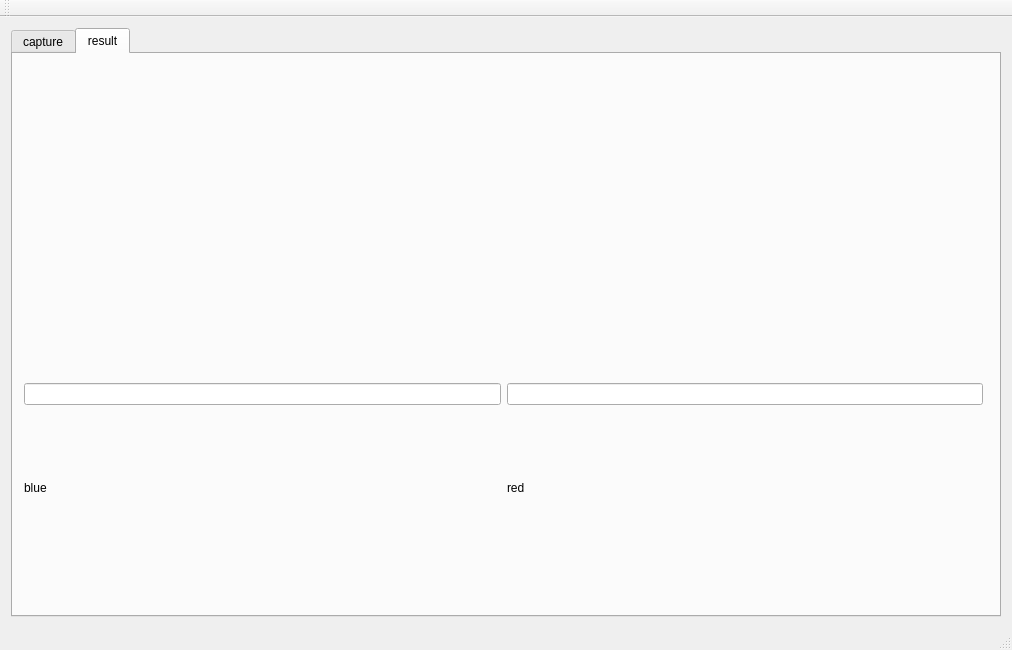
Qt form Software-Qt/mainwindow.ui (EngineeringLibrary/BCN3D) before a commit.
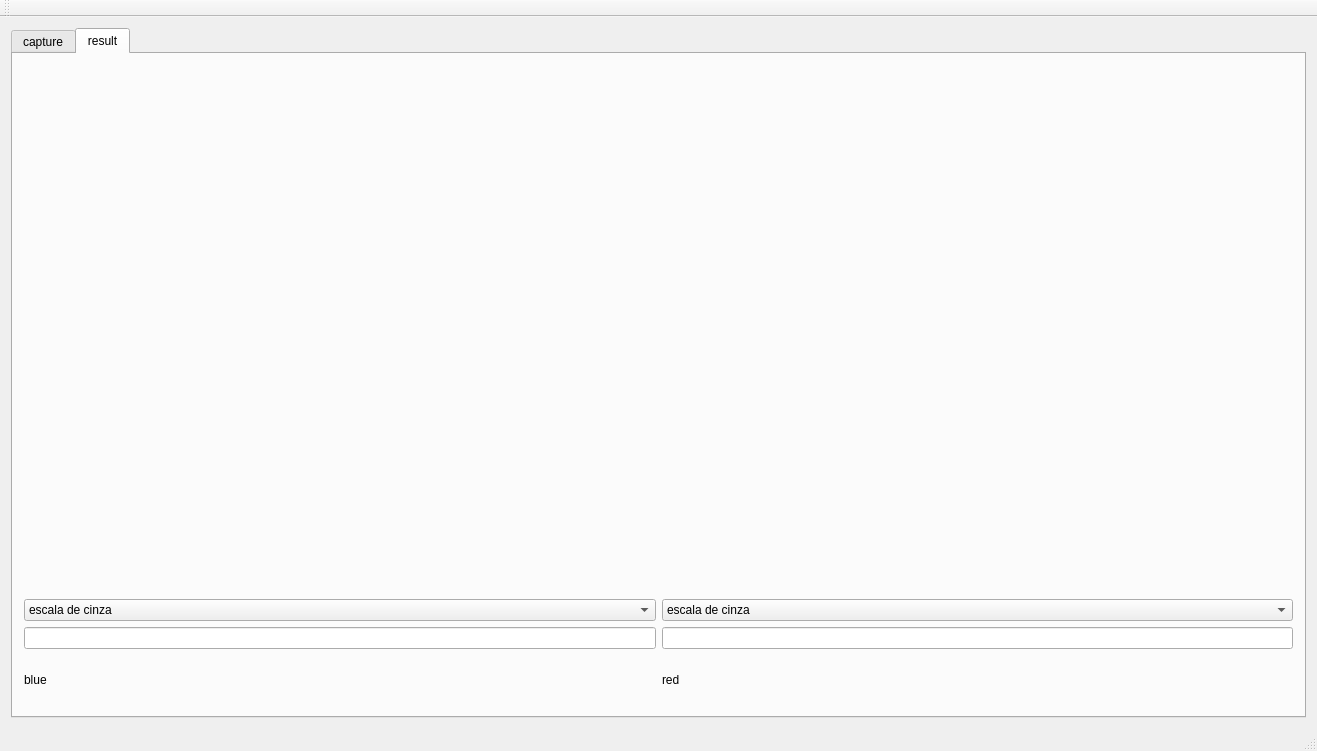
The same form after that commit.

Diff of the .ui file:
```diff
--- a/Software-Qt/mainwindow.ui
+++ b/Software-Qt/mainwindow.ui
@@ -6,16 +6,16 @@
    <rect>
     <x>0</x>
     <y>0</y>
-    <width>1012</width>
-    <height>650</height>
+    <width>1317</width>
+    <height>751</height>
    </rect>
   </property>
   <property name="windowTitle">
    <string>MainWindow</string>
   </property>
   <widget class="QWidget" name="centralWidget">
-   <layout class="QGridLayout" name="gridLayout_2">
-    <item row="0" column="0">
+   <layout class="QVBoxLayout" name="verticalLayout_2">
+    <item>
      <widget class="QTabWidget" name="result">
       <property name="currentIndex">
        <number>1</number>
@@ -51,17 +51,10 @@
        <attribute name="title">
         <string>result</string>
        </attribute>
-       <widget class="QWidget" name="">
-        <property name="geometry">
-         <rect>
-          <x>0</x>
-          <y>0</y>
-          <width>981</width>
-          <height>521</height>
-         </rect>
-        </property>
+       <layout class="QGridLayout" name="gridLayout_4">
+        <item row="0" column="0">
         <layout class="QGridLayout" name="gridLayout_3">
-         <item row="2" column="1">
+          <item row="4" column="1">
           <widget class="QLineEdit" name="lineEdit"/>
          </item>
          <item row="1" column="0" colspan="2">
@@ -82,7 +75,7 @@
            </item>
           </layout>
          </item>
-         <item row="2" column="0">
+          <item row="4" column="0">
           <widget class="QLineEdit" name="lineEdit_5"/>
          </item>
          <item row="0" column="0" colspan="2">
@@ -92,22 +85,57 @@
            </property>
           </widget>
          </item>
-         <item row="3" column="0">
+          <item row="5" column="0">
           <widget class="QLabel" name="label">
            <property name="text">
             <string>blue</string>
            </property>
           </widget>
          </item>
-         <item row="3" column="1">
+          <item row="5" column="1">
           <widget class="QLabel" name="label_2">
+            <property name="maximumSize">
+             <size>
+              <width>16777215</width>
+              <height>50</height>
+             </size>
+            </property>
            <property name="text">
             <string>red</string>
            </property>
           </widget>
          </item>
-        </layout>
-       </widget>
+          <item row="2" column="0">
+           <widget class="QComboBox" name="select_blue">
+            <item>
+             <property name="text">
+              <string>escala de cinza</string>
+             </property>
+            </item>
+            <item>
+             <property name="text">
+              <string>filtro mediano</string>
+             </property>
+            </item>
+           </widget>
+          </item>
+          <item row="2" column="1">
+           <widget class="QComboBox" name="select_red">
+            <item>
+             <property name="text">
+              <string>escala de cinza</string>
+             </property>
+            </item>
+            <item>
+             <property name="text">
+              <string>filtro mediano</string>
+             </property>
+            </item>
+           </widget>
+          </item>
+         </layout>
+        </item>
+       </layout>
       </widget>
      </widget>
     </item>
```
Left out of the diff: 18 changed lines with no effect on the pictures. Lines whose indentation alone changed are shown as unchanged.
